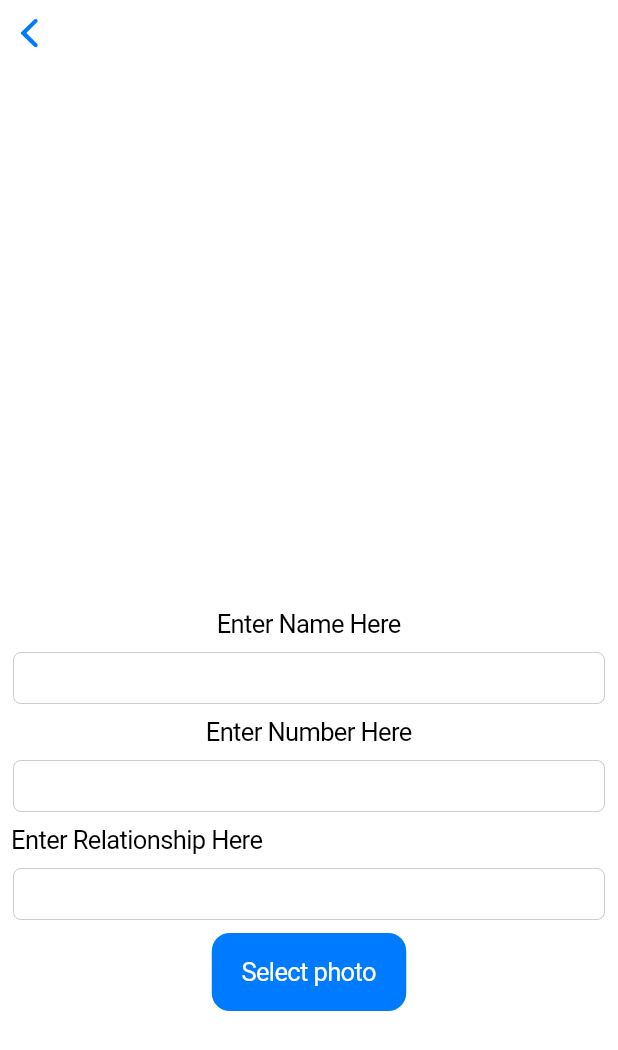
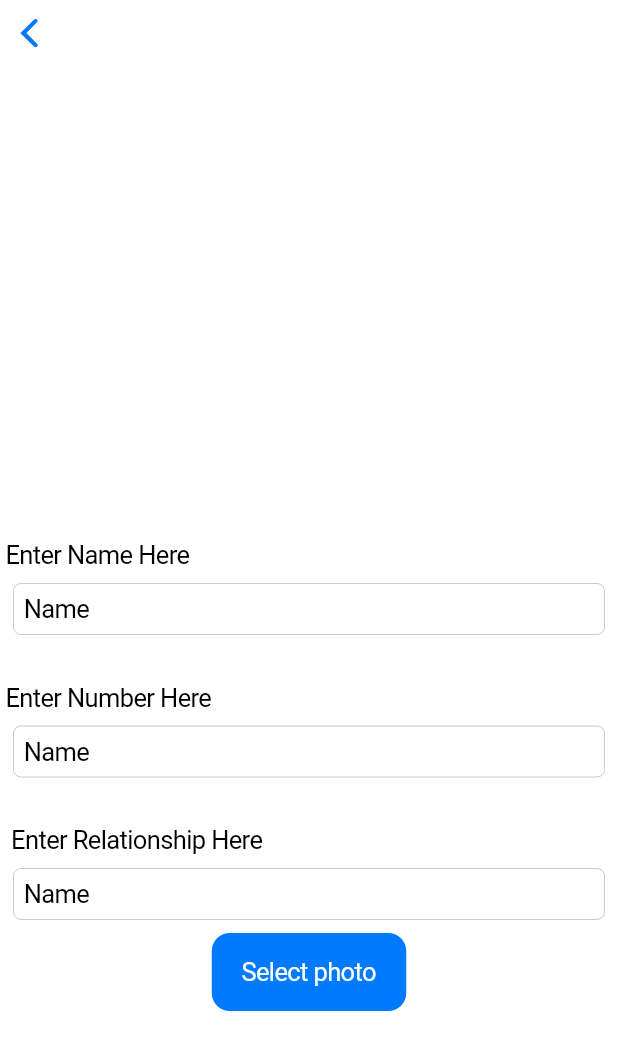
Before and after one commit to canglobe/appley, a Flutter app: the Add_Newone screen opened directly, on a phone screen of 412 x 824 dp. Shown: the top 1050 px of the screen. Run offline on Flutter 3.47's test engine with Material 2 defaults, Android fonts, the light colour scheme and no system bars.

```diff
--- a/lib/addpage.dart
+++ b/lib/addpage.dart
@@ -1,4 +1,5 @@
 import 'package:flutter/cupertino.dart';
+import 'package:flutter/material.dart';
 
 class Add_Newone extends StatefulWidget {
   const Add_Newone({super.key});
@@ -8,7 +9,9 @@ class Add_Newone extends StatefulWidget {
 }
 
 class _Add_NewoneState extends State<Add_Newone> {
-  final namecontroller = TextEditingController();
+  final namecontroller = TextEditingController(text: "Name");
+  final numbercontroller = TextEditingController(text: "Mobile Number");
+  final relationcontroller = TextEditingController(text: "Relationship");
   @override
   Widget build(BuildContext context) {
     return CupertinoPageScaffold(
@@ -18,8 +21,9 @@ class _Add_NewoneState extends State<Add_Newone> {
           mainAxisAlignment: MainAxisAlignment.end,
           children: [
             Column(
+              crossAxisAlignment: CrossAxisAlignment.start,
               children: [
-                Text("Enter Name Here"),
+                Text(" Enter Name Here"),
                 Padding(
                   padding: const EdgeInsets.all(9),
                   child: CupertinoTextField(
@@ -28,9 +32,13 @@ class _Add_NewoneState extends State<Add_Newone> {
                 ),
               ],
             ),
+            SizedBox(
+              height: 23,
+            ),
             Column(
+              crossAxisAlignment: CrossAxisAlignment.start,
               children: [
-                Text("Enter Number Here"),
+                Text(" Enter Number Here"),
                 Padding(
                   padding: const EdgeInsets.all(9),
                   child: CupertinoTextField(
@@ -38,6 +46,9 @@ class _Add_NewoneState extends State<Add_Newone> {
                   ),
                 ),
               ],
+            ),
+            SizedBox(
+              height: 23,
             ),
             Column(
               crossAxisAlignment: CrossAxisAlignment.start,
```
